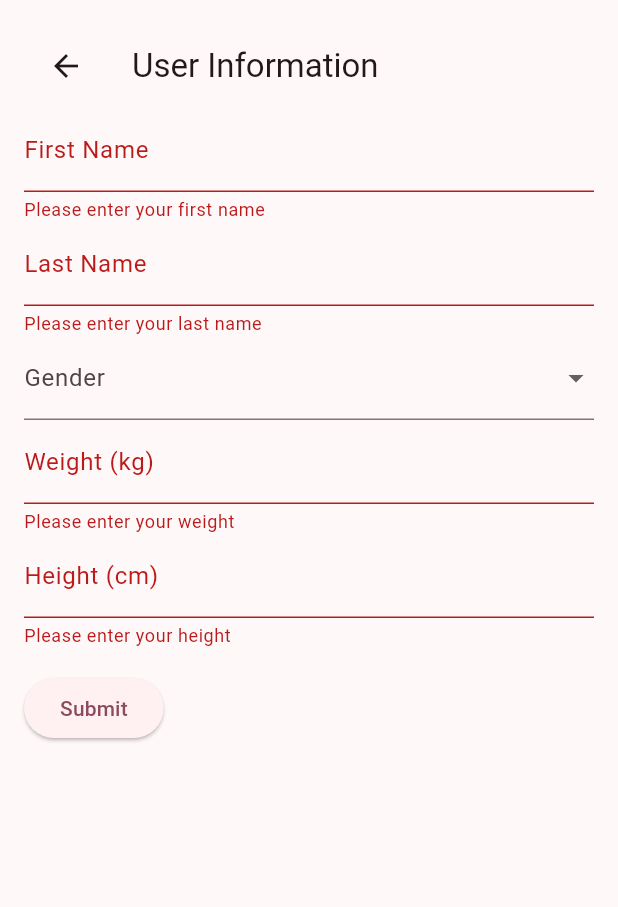
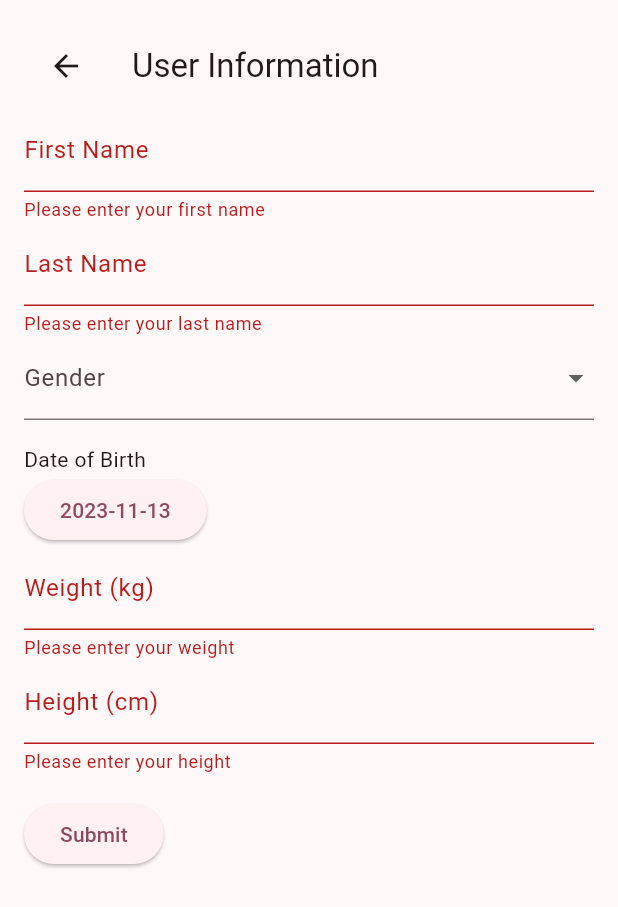
Before and after one commit to CSCI4100U/mobile-group-project-2023-mlja, a Flutter app: the UserProfileForm screen opened directly, after a tap on "Submit", on a phone screen of 412 x 824 dp. Shown: the top 907 px of the screen. Run offline on Flutter 3.47's test engine with Material 2 defaults, Android fonts, the light colour scheme and no system bars; our stand-ins replace cloud_firestore, firebase_auth, firebase_core, flutter_map, geolocator, latlong2 and 2 more; missing offline and left inert: firebase_ui_auth, flutter_map_geojson; accounts and stored records are empty.

Commit message:
Added local account initialization

```diff
--- a/life_balance_plus/lib/view/appbase.dart
+++ b/life_balance_plus/lib/view/appbase.dart
@@ -10,9 +10,7 @@ import 'package:shared_preferences/shared_preferences.dart';
 /// Base widget for the UI. Provides a global `Scaffold` with a `NavigationBar`
 /// for navigating between the main pages.
 class AppBase extends StatefulWidget {
-  Map<String, dynamic>? userData;
-
-  AppBase({super.key, required this.userData});
+  AppBase({super.key});
 
   @override
   State<AppBase> createState() => _AppBaseState();
--- a/life_balance_plus/lib/view/pages/initial_form.dart
+++ b/life_balance_plus/lib/view/pages/initial_form.dart
@@ -2,6 +2,9 @@ import 'package:flutter/material.dart';
 import 'package:cloud_firestore/cloud_firestore.dart';
 import 'package:firebase_auth/firebase_auth.dart';
 import 'package:life_balance_plus/view/appbase.dart';
+import 'package:life_balance_plus/data/model/session.dart';
+import 'package:life_balance_plus/data/model/account.dart';
+import 'package:life_balance_plus/control/account_control.dart';
 
 class UserProfileForm extends StatefulWidget {
   @override
@@ -15,10 +18,25 @@ class _UserProfileFormState extends State<UserProfileForm> {
   String? _firstName;
   String? _lastName;
   String? _gender;
+  DateTime? _dateOfBirth = DateTime.now();
   double? _weight;
   double? _height;
 
   final List<String> _genders = ['Male', 'Female', 'Other'];
+
+  /// Displays a date picker and updates date of birth.
+  Future<void> _chooseDateOfBirth(BuildContext context) async {
+    DateTime? date = await showDatePicker(
+      context: context,
+      initialDate: DateTime.now(),
+      firstDate: DateTime(1900, 1),
+      lastDate: DateTime.now(),
+    );
+
+    if(date != null && date != _dateOfBirth) {
+      setState(() => _dateOfBirth = date);
+    }
+  }
 
   @override
   Widget build(BuildContext context) {
@@ -29,7 +47,8 @@ class _UserProfileFormState extends State<UserProfileForm> {
           appBar: AppBar(
             title: Text('User Information'),
           ),
-          body: Form(
+          body: SingleChildScrollView(
+            child: Form(
               key: _formKey,
               child: Column(
                 crossAxisAlignment: CrossAxisAlignment.start,
@@ -73,6 +92,12 @@ class _UserProfileFormState extends State<UserProfileForm> {
                     value: _gender,
                     decoration: InputDecoration(labelText: 'Gender'),
                   ),
+                  SizedBox(height: 16),
+                  Text('Date of Birth'),
+                  ElevatedButton(
+                    onPressed: () => _chooseDateOfBirth(context),
+                    child: Text('$_dateOfBirth'.split(' ')[0]),
+                  ),
                   TextFormField(
                     keyboardType: TextInputType.number,
                     decoration: InputDecoration(labelText: 'Weight (kg)'),
@@ -109,6 +134,7 @@ class _UserProfileFormState extends State<UserProfileForm> {
             ),
           ),
         ),
+      ),
     );
   }
 
@@ -119,11 +145,12 @@ class _UserProfileFormState extends State<UserProfileForm> {
       // Use the collected user data as needed (e.g., send it to a server or save it locally)
       final firestore = FirebaseFirestore.instance;
       final userRef = firestore.collection('users').doc();
-      final userData = {
+      final userData = <String, dynamic>{
         'userId': FirebaseAuth.instance.currentUser!.uid,
         'firstName': _firstName,
         'lastName': _lastName,
         'gender': _gender,
+        'dateOfBirth': '$_dateOfBirth'.split(' ')[0],
         'weight': _weight,
         'height': _height,
       };
@@ -137,11 +164,35 @@ class _UserProfileFormState extends State<UserProfileForm> {
           _gender = null;
         });
 
-        // Navigator.pop(context, userData);
+        Navigator.of(context).pushReplacement(
+          MaterialPageRoute(builder: (context) => AppBase())
+        );
 
-        Navigator.of(context).pushReplacement(
-            MaterialPageRoute(builder: (context) => AppBase(userData: userData))
+        // Load account and update user data
+        String? userEmail = FirebaseAuth.instance.currentUser?.email;
+        Account? account = await AccountControl.loadAccount(userEmail!);
+        if(account == null) {
+          account = Account(
+            email: userEmail,
+            firstName: userData['firstName'],
+            lastName: userData['lastName'],
+            gender: Gender.values.byName(userData['gender'].toLowerCase()),
+            weight: userData['weight'],
+            height: userData['height'],
+            dateOfBirth: DateTime.parse(userData['dateOfBirth'])
           );
+        }
+        else {
+          account.updateAccountInfo(
+            firstName: userData['firstName'],
+            lastName: userData['lastName'],
+            gender: userData['gender'],
+            weight: userData['weight'],
+            height: userData['height'],
+            dateOfBirth: DateTime.parse(userData['dateOfBirth'])
+          );
+        }
+        Session.instance.account = account;
 
       } catch (e) {
         ScaffoldMessenger.of(context).showSnackBar(
```
Also changed, not shown: life_balance_plus/lib/control/account_control.dart (+10 -0 lines), life_balance_plus/lib/data/database_provider.dart (+39 -5 lines), life_balance_plus/lib/data/model/account.dart (+17 -17 lines), life_balance_plus/lib/view/pages/login_forward.dart (+41 -2 lines), life_balance_plus/lib/view/pages/settings_page.dart (+0 -10 lines). Lines whose indentation alone changed are shown as unchanged.
